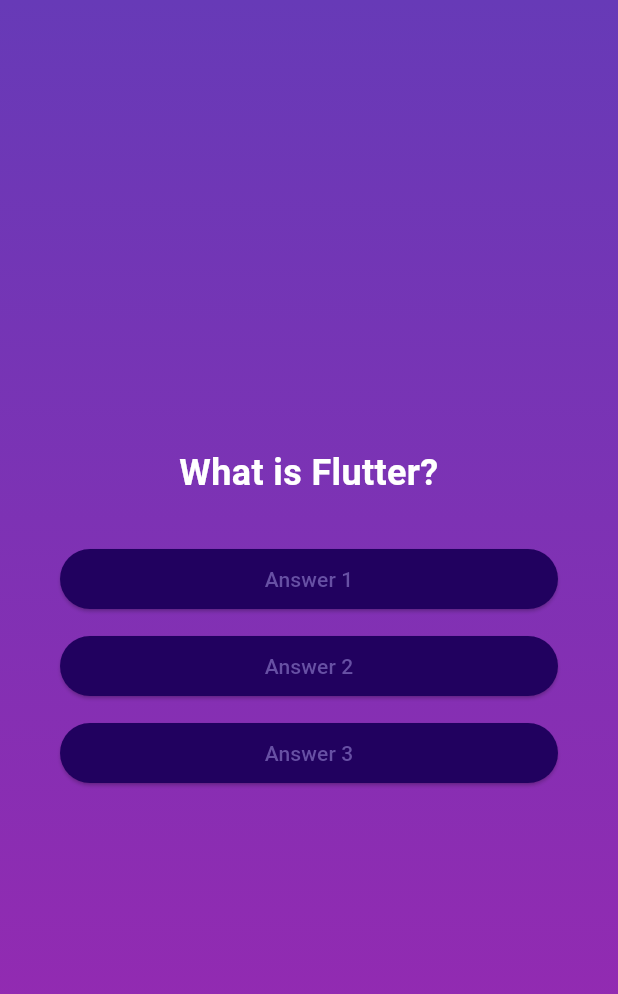
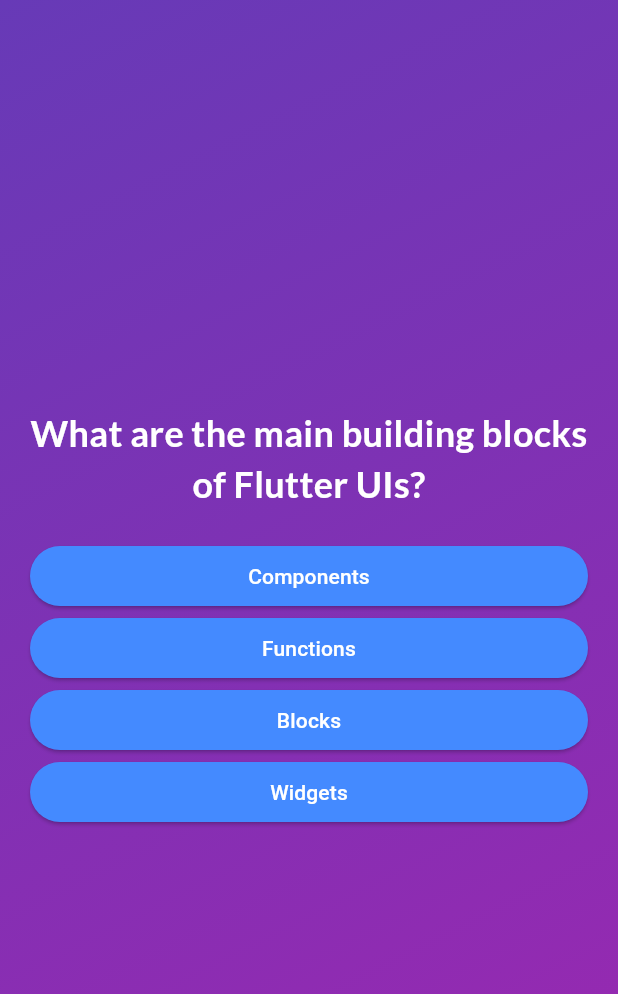
Before and after one commit to devIos6083/quiz_app, a Flutter app: the screen it shows after launch, after a tap on "Start Quiz", on a phone screen of 412 x 824 dp. Shown: the top 994 px of the screen. Run offline on Flutter 3.47's test engine with Material 3 defaults, Android fonts, the phone set to English and light mode, and no system bars; our stand-ins replace google_fonts.

Commit message:
update complete app

```diff
--- /dev/null
+++ b/lib/answer_button.dart
@@ -0,0 +1,35 @@
+import 'package:flutter/material.dart';
+import 'package:udemy/question.dart';
+
+class AnswerButton extends StatelessWidget {
+  const AnswerButton({
+    required this.answerText,
+    required this.onTap,
+    super.key,
+  });
+
+  final String answerText;
+  final void Function() onTap;
+
+  @override
+  Widget build(BuildContext context) {
+    return ElevatedButton(
+      onPressed: onTap,
+      style: ElevatedButton.styleFrom(
+        backgroundColor: Colors.blueAccent,
+        foregroundColor: Colors.white,
+        shape: RoundedRectangleBorder(
+          borderRadius: BorderRadius.circular(40),
+        ),
+        padding: EdgeInsets.symmetric(
+          horizontal: 40,
+          vertical: 10,
+        ),
+      ),
+      child: Text(
+        answerText,
+        textAlign: TextAlign.center,
+      ),
+    );
+  }
+}
--- /dev/null
+++ b/lib/data/questions.dart
@@ -0,0 +1,55 @@
+import 'package:udemy/models/quiz_question.dart';
+
+final questions = [
+  QuizQuestion(
+    'What are the main building blocks of Flutter UIs?',
+    [
+      'Widgets',
+      'Components',
+      'Blocks',
+      'Functions',
+    ],
+  ),
+  QuizQuestion('How are Flutter UIs built?', [
+    'By combining widgets in code',
+    'By combining widgets in a visual editor',
+    'By defining widgets in config files',
+    'By using XCode for iOS and Android Studio for Android',
+  ]),
+  QuizQuestion(
+    'What\'s the purpose of a StatefulWidget?',
+    [
+      'Update UI as data changes',
+      'Update data as UI changes',
+      'Ignore data changes',
+      'Render UI that does not depend on data',
+    ],
+  ),
+  QuizQuestion(
+    'Which widget should you try to use more often: StatelessWidget or StatefulWidget?',
+    [
+      'StatelessWidget',
+      'StatefulWidget',
+      'Both are equally good',
+      'None of the above',
+    ],
+  ),
+  QuizQuestion(
+    'What happens if you change data in a StatelessWidget?',
+    [
+      'The UI is not updated',
+      'The UI is updated',
+      'The closest StatefulWidget is updated',
+      'Any nested StatefulWidgets are updated',
+    ],
+  ),
+  QuizQuestion(
+    'How should you update data inside of StatefulWidgets?',
+    [
+      'By calling setState()',
+      'By calling updateData()',
+      'By calling updateUI()',
+      'By calling updateState()',
+    ],
+  ),
+];
--- a/lib/main.dart
+++ b/lib/main.dart
@@ -5,6 +5,7 @@ import 'package:udemy/start_screen.dart';
 void main() {
   runApp(
     MaterialApp(
+      debugShowCheckedModeBanner: false,
       home: Quiz(),
     ),
   );
--- /dev/null
+++ b/lib/models/quiz_question.dart
@@ -0,0 +1,15 @@
+class QuizQuestion {
+  QuizQuestion(
+    this.text,
+    this.answers,
+  );
+
+  final String text;
+  final List<String> answers;
+
+  List<String> getShuffled() {
+    final shuffledList = List.of(answers);
+    shuffledList.shuffle();
+    return shuffledList;
+  }
+}
--- a/lib/question.dart
+++ b/lib/question.dart
@@ -1,83 +1,64 @@
 import 'package:flutter/material.dart';
+import 'package:udemy/answer_button.dart';
+import 'package:udemy/models/quiz_question.dart';
+import 'package:udemy/data/questions.dart';
+import 'package:google_fonts/google_fonts.dart';
 
 class Question extends StatefulWidget {
-  const Question({super.key});
+  final void Function(String answer) onSeleteAnswer;
+  const Question({
+    required this.onSeleteAnswer,
+    super.key,
+  });
 
   @override
   State<Question> createState() => _QuestionState();
 }
 
 class _QuestionState extends State<Question> {
-  final questions = [
-    'What is Flutter?',
-    'What is a Widget?',
-    'What is State?',
-  ]; // 샘플 질문 목록
+  List<String> selectedAnswers = [];
+  void chooseAnswer(String answer) {
+    selectedAnswers.add(answer);
+  }
 
-  var currentQuestionIndex = 0; // 현재 질문 인덱스
+  var currentQuestionIdx = 0;
 
-  void answerQuestion() {
+  void answerQuestion(String seletedAnswer) {
+    widget.onSeleteAnswer(seletedAnswer);
     setState(() {
-      if (currentQuestionIndex < questions.length - 1) {
-        currentQuestionIndex++;
-      }
+      currentQuestionIdx++;
     });
   }
 
   @override
   Widget build(BuildContext context) {
-    return Center(
+    final currentQuestion = questions[currentQuestionIdx];
+    return SizedBox(
+      width: double.infinity,
       child: Container(
-        margin: const EdgeInsets.all(40),
+        margin: EdgeInsets.all(20),
         child: Column(
           mainAxisAlignment: MainAxisAlignment.center,
           crossAxisAlignment: CrossAxisAlignment.stretch,
           children: [
-            Text(
-              questions[currentQuestionIndex],
-              style: const TextStyle(
-                color: Colors.white,
-                fontSize: 24,
-                fontWeight: FontWeight.bold,
-              ),
-              textAlign: TextAlign.center,
+            Text(currentQuestion.text,
+                textAlign: TextAlign.center,
+                style: GoogleFonts.lato(
+                  fontSize: 24,
+                  color: Colors.white,
+                  fontWeight: FontWeight.bold,
+                )),
+            SizedBox(
+              height: 20,
             ),
-            const SizedBox(height: 30),
-            ElevatedButton(
-              onPressed: answerQuestion,
-              style: ElevatedButton.styleFrom(
-                padding: const EdgeInsets.symmetric(
-                  vertical: 10,
-                  horizontal: 40,
-                ),
-                backgroundColor: const Color.fromARGB(255, 33, 1, 95),
-              ),
-              child: const Text('Answer 1'),
-            ),
-            const SizedBox(height: 10),
-            ElevatedButton(
-              onPressed: answerQuestion,
-              style: ElevatedButton.styleFrom(
-                padding: const EdgeInsets.symmetric(
-                  vertical: 10,
-                  horizontal: 40,
-                ),
-                backgroundColor: const Color.fromARGB(255, 33, 1, 95),
-              ),
-              child: const Text('Answer 2'),
-            ),
-            const SizedBox(height: 10),
-            ElevatedButton(
-              onPressed: answerQuestion,
-              style: ElevatedButton.styleFrom(
-                padding: const EdgeInsets.symmetric(
-                  vertical: 10,
-                  horizontal: 40,
-                ),
-                backgroundColor: const Color.fromARGB(255, 33, 1, 95),
-              ),
-              child: const Text('Answer 3'),
-            ),
+            ...currentQuestion.getShuffled().map((answer) {
+              return AnswerButton(
+                  answerText: answer,
+                  onTap: () {
+                    chooseAnswer(answer);
+                    answerQuestion(answer);
+                  });
+            })
           ],
         ),
       ),
--- a/lib/quiz.dart
+++ b/lib/quiz.dart
@@ -1,6 +1,8 @@
 import 'package:flutter/material.dart';
 import 'package:udemy/start_screen.dart';
 import 'package:udemy/question.dart';
+import 'package:udemy/data/questions.dart';
+import 'package:udemy/result_screen.dart';
 
 class Quiz extends StatefulWidget {
   const Quiz({super.key});
@@ -9,33 +11,60 @@ class Quiz extends StatefulWidget {
   State<Quiz> createState() => _QuizState();
 }
 
+// quiz.dart
 class _QuizState extends State<Quiz> {
-  Widget? activeScreen; // Widget 타입으로 변경
-
-  @override
-  void initState() {
-    activeScreen = StartScreen(switchScreen); // 초기 화면 설정
-    super.initState();
-  }
+  List<String> selectedAnswers = [];
+  var activeScreen = 'start-screen';
 
   void switchScreen() {
     setState(() {
-      activeScreen = const Question(); // 직접 Widget을 할당
+      activeScreen = 'questions-screen';
+    });
+  }
+
+  void chooseAnswer(String answer) {
+    selectedAnswers.add(answer);
+
+    if (selectedAnswers.length == questions.length) {
+      setState(() {
+        activeScreen = 'results-screen';
+      });
+    }
+  }
+
+  void restartQuiz() {
+    setState(() {
+      selectedAnswers = [];
+      activeScreen = 'start-screen';
     });
   }
 
   @override
   Widget build(BuildContext context) {
+    Widget screenWidget = StartScreen(switchScreen);
+
+    if (activeScreen == 'questions-screen') {
+      screenWidget = Question(onSeleteAnswer: chooseAnswer);
+    }
+
+    if (activeScreen == 'results-screen') {
+      screenWidget = ResultScreen(
+        chosenAnswers: selectedAnswers,
+        onRestart: restartQuiz,
+      );
+    }
+
     return MaterialApp(
       home: Scaffold(
         body: Container(
-          decoration: BoxDecoration(
+          decoration: const BoxDecoration(
             gradient: LinearGradient(
-                colors: [Colors.deepPurple, Colors.purple],
-                begin: Alignment.topLeft,
-                end: Alignment.bottomLeft),
+              colors: [Colors.deepPurple, Colors.purple],
+              begin: Alignment.topLeft,
+              end: Alignment.bottomRight,
+            ),
           ),
-          child: activeScreen,
+          child: screenWidget,
         ),
       ),
     );
--- a/lib/start_screen.dart
+++ b/lib/start_screen.dart
@@ -1,4 +1,5 @@
 import 'package:flutter/material.dart';
+import 'package:google_fonts/google_fonts.dart';
 
 class StartScreen extends StatelessWidget {
   final void Function() startQuiz;
@@ -17,11 +18,12 @@ class StartScreen extends StatelessWidget {
             color: const Color.fromARGB(138, 0, 0, 0),
           ),
           const SizedBox(height: 80),
-          const Text(
+          Text(
             'Learn Flutter The Fun Way',
-            style: TextStyle(
+            style: GoogleFonts.bigelowRules(
+              fontSize: 30,
               color: Colors.white,
-              fontSize: 24,
+              fontWeight: FontWeight.bold,
             ),
           ),
           const SizedBox(height: 30),
--- a/pubspec.yaml
+++ b/pubspec.yaml
@@ -28,12 +28,14 @@ environment:
 # the latest version available on pub.dev. To see which dependencies have newer
 # versions available, run `flutter pub outdated`.
 dependencies:
+  google_fonts: ^6.2.1
   flutter:
     sdk: flutter
 
   # The following adds the Cupertino Icons font to your application.
   # Use with the CupertinoIcons class for iOS style icons.
   cupertino_icons: ^1.0.8
+
 
 dev_dependencies:
   flutter_test:
```
Also changed, not shown: lib/question_summary.dart (added, +82 -0 lines), lib/result_screen.dart (added, +71 -0 lines), pubspec.lock, 76 other files.
